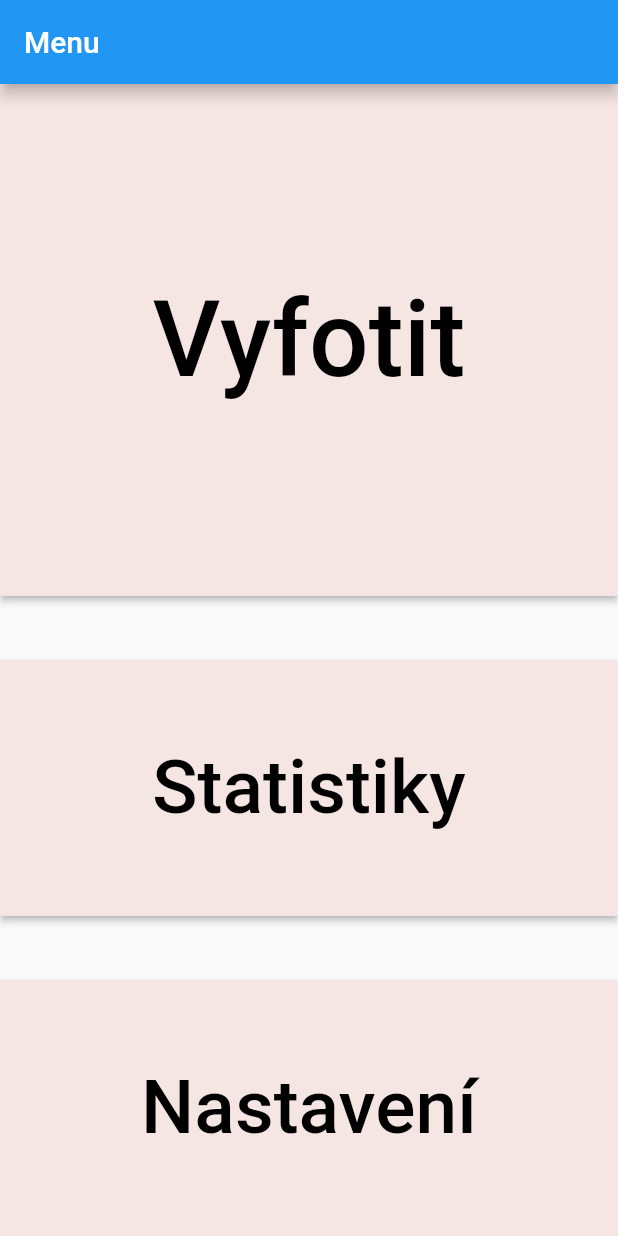
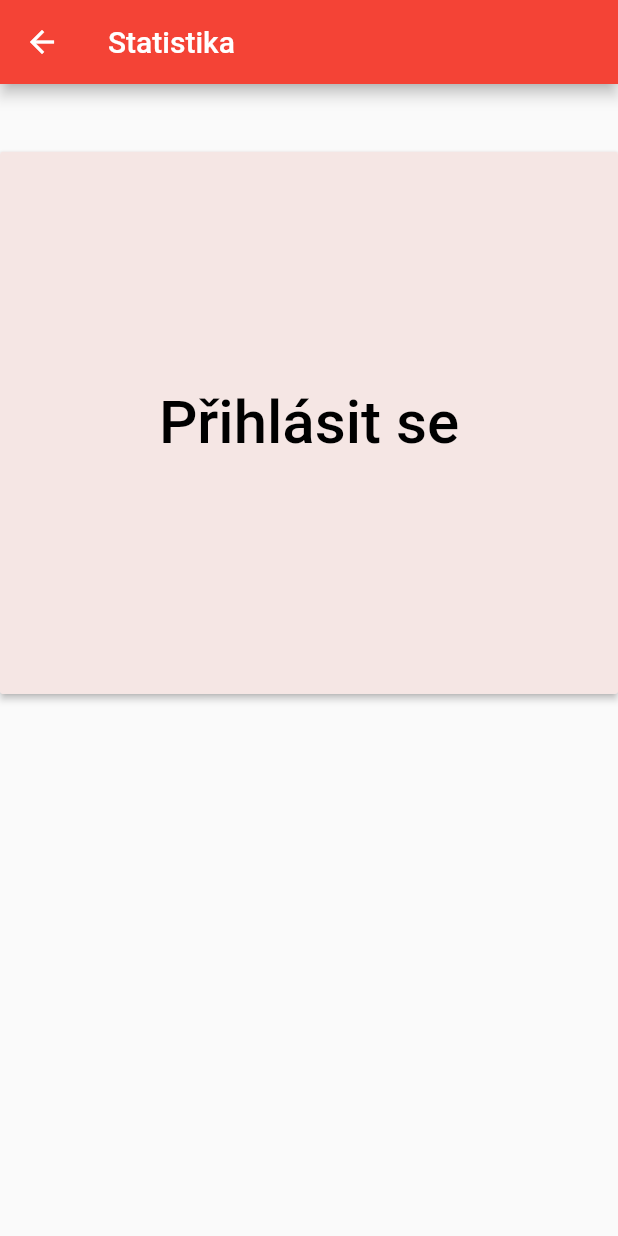
Before and after one commit to plexp/glupron-flutter, a Flutter app: the screen it shows after launch, after a tap on "Nastavení", on a phone screen of 412 x 824 dp. Run offline on Flutter 3.47's test engine with Material 2 defaults, Android fonts, the phone set to English and light mode, and no system bars.

Commit message:
new statistic screen

```diff
--- a/lib/main.dart
+++ b/lib/main.dart
@@ -2,6 +2,7 @@ import 'package:flutter/material.dart';
 
 import 'screens/WelcomeScreen.dart';
 import 'screens/Statistic.dart';
+import 'screens/Settings.dart';
 
 void main() => runApp(MyApp());
 
@@ -21,19 +22,14 @@ class MyApp extends StatelessWidget {
         // or simply save your changes to "hot reload" in a Flutter IDE).
         // Notice that the counter didn't reset back to zero; the application
         // is not restarted.
-        backgroundColor: Colors.red,
         primarySwatch: Colors.red,
-        textTheme: Theme.of(context).textTheme.apply(
-          bodyColor: Colors.red,
-          displayColor: Colors.red,
-        )
       ),
       routes: <String, WidgetBuilder> {
         '/' : (BuildContext context) => WelcomeScreen(),
 
         '/foto' : (BuildContext context) => WelcomeScreen(),
         '/statistic' : (BuildContext context) => Statistic(),
-        '/settings' : (BuildContext context) => WelcomeScreen(),
+        '/settings' : (BuildContext context) => Settings(),
       },
       //home: MyHomePage(title: 'Flutter Demo Home Page'),
     );
--- /dev/null
+++ b/lib/screens/Settings.dart
@@ -0,0 +1,48 @@
+// WelcomeScreen.dart
+
+import 'package:flutter/material.dart';
+
+class Settings extends StatefulWidget {
+  @override
+  _SettingsState createState() => _SettingsState();
+}
+
+class _SettingsState extends State<Settings> {
+  Widget build(BuildContext context) {
+    return Scaffold(
+        appBar: AppBar(
+          title: Text('Statistika'),
+        ),
+        body: Center(
+          child: Column(
+            children: <Widget>[
+              Expanded(
+                flex: 1,
+                child: Text(""),
+              ),
+              Expanded(
+                flex: 8,
+                child: Container(
+                  width: double.infinity,
+                  child: RaisedButton(
+                    color: Color.fromRGBO(245, 230, 228, 1),
+                    padding: const EdgeInsets.all(30.0),
+                    onPressed: () {
+                    },
+                    child: const Text('Přihlásit se',
+                      style: TextStyle(fontSize: 40, color: Colors.black),
+                    ),
+                  ),
+                ),
+              ),
+              Expanded(
+                flex: 8,
+                child: Text(""),
+              ),
+            ]
+          ),
+        ),
+    );
+
+  }
+}
```
